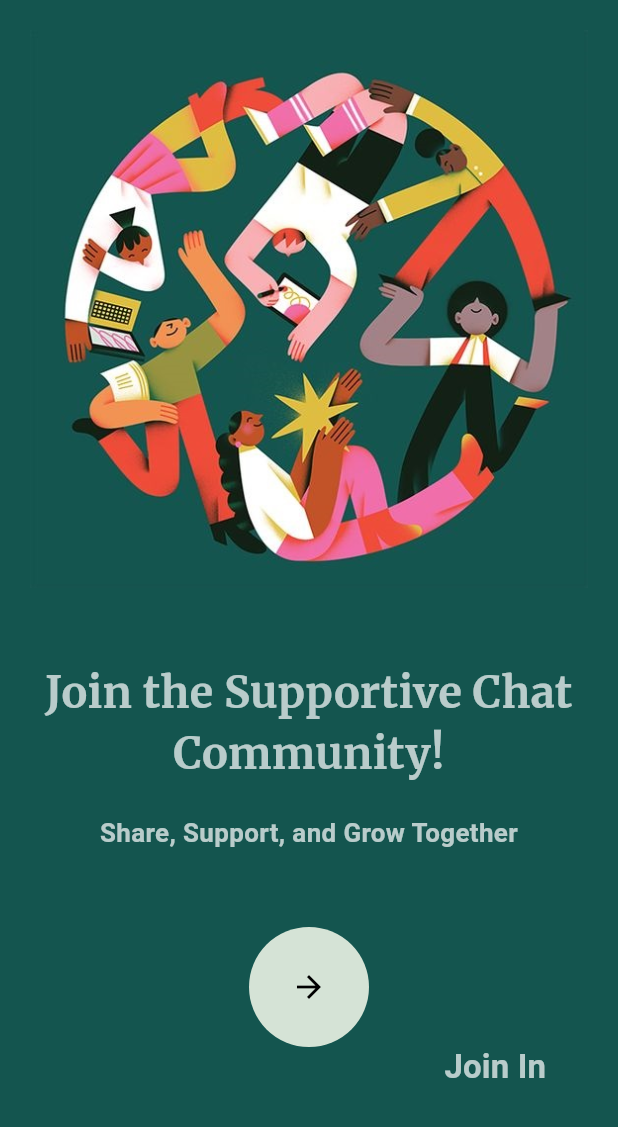
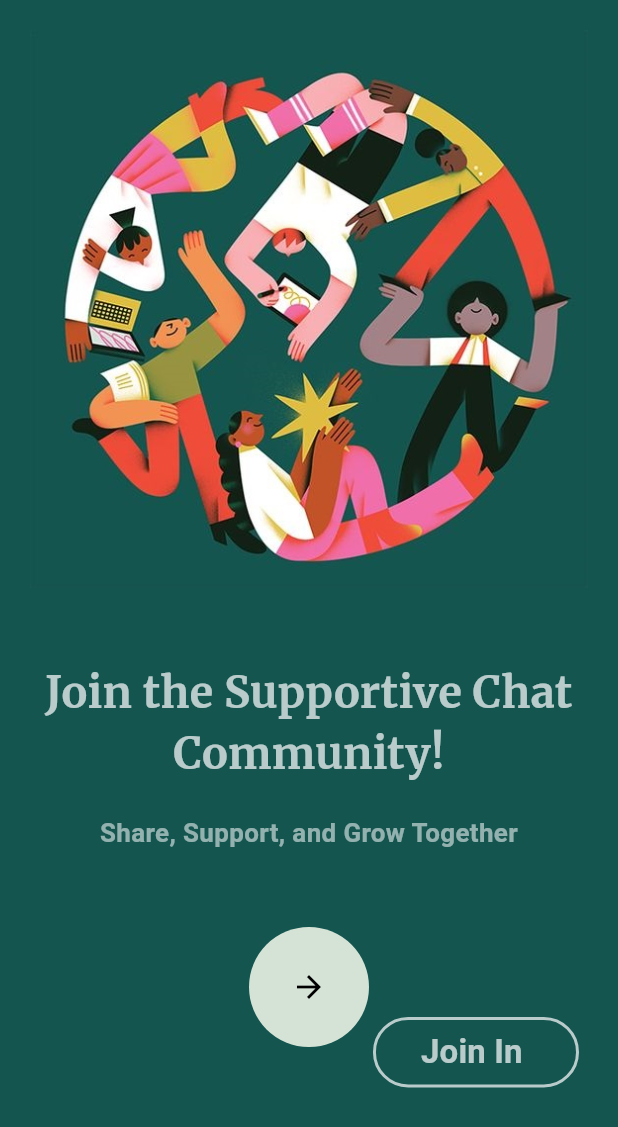
Before and after one commit to Void-swap/incognito-connect, a Flutter app: the screen it shows after launch, swiped to page 3, on a phone screen of 412 x 824 dp. Shown: the top 1127 px of the screen. Run offline on Flutter 3.47's test engine with Material 3 defaults, Android fonts, the light colour scheme and no system bars; drawn by our look-alikes of concentric_transition; our stand-ins replace cloud_firestore, firebase_core, google_fonts, lottie; accounts and stored records are empty; Roboto replaces fonts that are missing (Playfair).

Commit message:
Updated version

```diff
--- a/lib/incognito_connect/incognito_connect.dart
+++ b/lib/incognito_connect/incognito_connect.dart
@@ -81,7 +81,7 @@ class _IncognitoConnectState extends State<IncognitoConnect> {
           },
         ),
       ),
-      body: Container(
+      body: ClipRRect(
         child: Stack(
           children: [
             Lottie.asset(
--- a/lib/main.dart
+++ b/lib/main.dart
@@ -21,7 +21,9 @@ class MyApp extends StatelessWidget {
   Widget build(BuildContext context) {
     return const MaterialApp(
       debugShowCheckedModeBanner: false,
-      home: OnBoarding(),
+      home: Scaffold(
+        body: OnBoarding(),
+      ),
     );
   }
 }
--- a/lib/widget/mainPage_widget.dart
+++ b/lib/widget/mainPage_widget.dart
@@ -4,15 +4,18 @@ import 'package:incognito_connect/incognito_connect/home_screen.dart';
 import 'package:incognito_connect/model/onboarding_contents.dart';
 
 class MainPageWidget extends StatelessWidget {
-  const MainPageWidget({super.key, required this.page, required this.index});
+  MainPageWidget({super.key, required this.page, required this.index});
   final OnboardingContents page;
   final int index;
+  final List<int> isPage3 = [2, 5, 8, 11, 14, 17, 20, 23];
+
   @override
   Widget build(BuildContext context) {
     final double screenHeight = MediaQuery.of(context).size.height;
     final double screenwidth = MediaQuery.of(context).size.width;
 
-    return Padding(
+    return SafeArea(
+      child: Padding(
         padding: const EdgeInsets.symmetric(horizontal: 20.0),
         child: Column(
           children: [
@@ -23,7 +26,7 @@ class MainPageWidget extends StatelessWidget {
                   fit: BoxFit.contain,
                 )),
             SizedBox(height: screenHeight * 0.035),
-          if (index == 2 || index == 5 || index == 8)
+            if (isPage3.contains(index))
               Column(
                 children: [
                   Text(
@@ -31,7 +34,7 @@ class MainPageWidget extends StatelessWidget {
                     style: GoogleFonts.merriweather(
                       color: Colors.white70,
                       fontWeight: FontWeight.bold,
-                    fontSize: MediaQuery.of(context).size.width * .07,
+                      fontSize: screenwidth * .07,
                     ),
                     textAlign: TextAlign.center,
                   ),
@@ -39,57 +42,63 @@ class MainPageWidget extends StatelessWidget {
                   Text(
                     page.desc,
                     style: GoogleFonts.playfair(
-                    color: Colors.white70,
+                      color: Colors.white54,
                       fontWeight: FontWeight.w600,
-                    fontSize: MediaQuery.of(context).size.width * .042,
+                      fontSize: screenwidth * .042,
                     ),
                     textAlign: TextAlign.center,
                   ),
                 ],
               ),
-          if (index != 2 && index != 5 && index != 8)
+            if (!isPage3.contains(index))
               Column(
                 children: [
                   Text(
                     page.title,
                     style: GoogleFonts.merriweather(
                       fontWeight: FontWeight.bold,
-                    fontSize: MediaQuery.of(context).size.width * .07,
+                      fontSize: screenwidth * .07,
                     ),
                     textAlign: TextAlign.center,
                   ),
-                SizedBox(height: 20),
+                  const SizedBox(height: 20),
                   Text(
                     page.desc,
                     style: GoogleFonts.playfair(
                       color: Colors.grey[800],
                       fontWeight: FontWeight.w600,
-                    fontSize: MediaQuery.of(context).size.width * .042,
+                      fontSize: screenwidth * .042,
                     ),
                     textAlign: TextAlign.center,
                   ),
                 ],
               ),
             SizedBox(
-            height: MediaQuery.of(context).size.height * .125,
+              height: screenHeight * .125,
             ),
-          if (index == 2 || index == 5 || index == 8)
+            if (isPage3.contains(index))
               Row(
                 mainAxisAlignment: MainAxisAlignment.end,
                 children: [
                   Container(
-                  padding: const EdgeInsets.all(8),
-                  margin: const EdgeInsets.only(top: 8, right: 8),
-                  child: TextButton(
+                    margin: const EdgeInsets.only(top: 6, right: 6),
+                    child: OutlinedButton(
+                      style: ElevatedButton.styleFrom(
+                          side: const BorderSide(
+                        width: 2,
+                        color: Colors.white70,
+                      )),
                       onPressed: () {
-                      Navigator.pushReplacement(
+                        Navigator.push(
                           context,
                           MaterialPageRoute(
                               builder: (context) => const HomeScreen()),
                         );
                       },
-                    child: const Text(
-                      "Join In",
+                      child: const Padding(
+                        padding: EdgeInsets.all(8),
+                        child: Text(
+                          "Join In ",
                           style: TextStyle(
                               fontSize: 22,
                               fontWeight: FontWeight.w600,
@@ -97,10 +106,12 @@ class MainPageWidget extends StatelessWidget {
                         ),
                       ),
                     ),
+                  ),
                 ],
               ),
           ],
         ),
+      ),
     );
   }
 }
```
Also changed, not shown: lib/incognito_connect/home_screen.dart (+22 -47 lines), firebase.json (added), pubspec.lock, 4 other files. Lines whose indentation alone changed are shown as unchanged.
